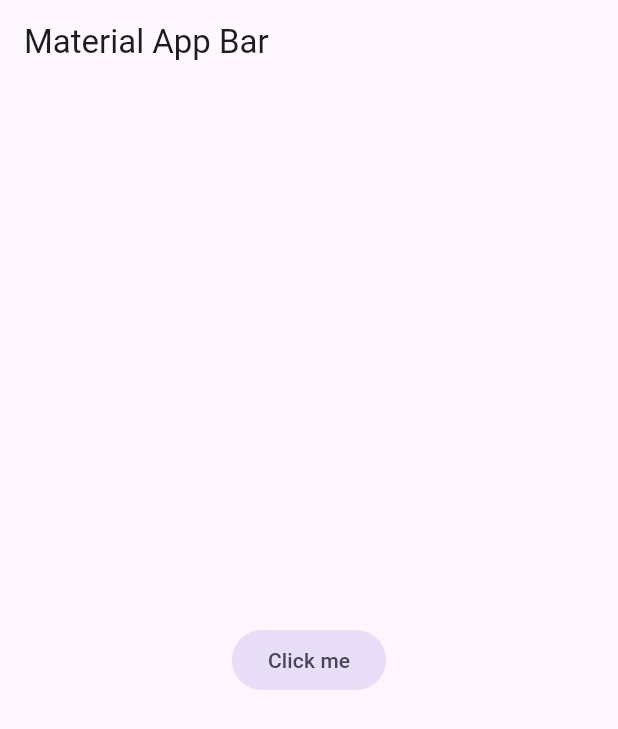
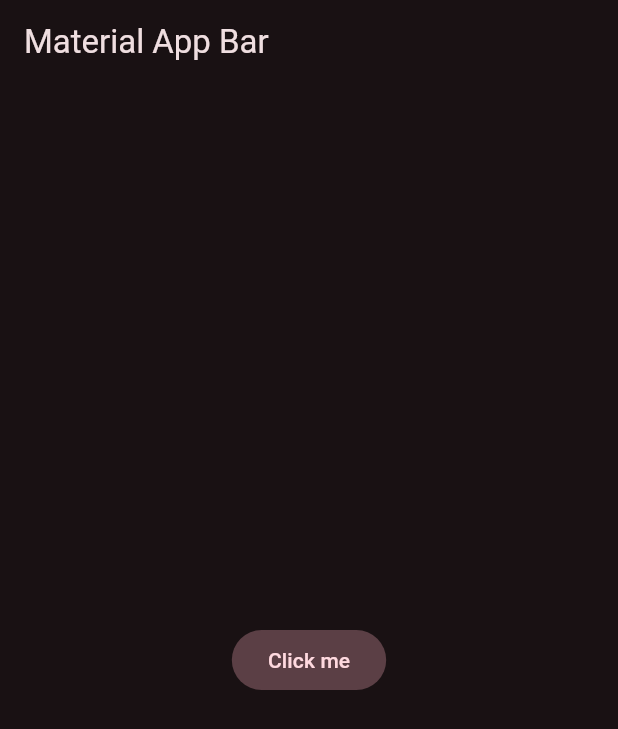
Before and after one commit to Alebernabe5/Yes_No_Flutter, a Flutter app: the screen it shows after launch, on a phone screen of 412 x 824 dp. Shown: the top 729 px of the screen. Run offline on Flutter 3.47's test engine with Material 3 defaults, Android fonts, the phone set to English and light mode, and no system bars.

Commit message:
Añado theme al proyecto

```diff
--- /dev/null
+++ b/lib/config/theme/app_theme.dart
@@ -0,0 +1,28 @@
+import 'package:flutter/material.dart';
+
+const Color _customColor = Color.fromARGB(15, 31, 13, 192);
+
+const List<Color> _colorThemes = [
+  _customColor,
+  Color.fromARGB(255, 247, 4, 4),
+  Color.fromARGB(255, 118, 255, 64),
+  Color.fromARGB(255, 255, 109, 64),
+  Color.fromARGB(255, 64, 255, 137),
+  Color.fromARGB(255, 201, 15, 92),
+];
+
+class AppTheme {
+  final int selectedColor;
+
+  AppTheme({this.selectedColor = 0})
+      : assert(selectedColor >= 0 && selectedColor <= _colorThemes.length - 1,
+            'colors must be between and ${_colorThemes.length}');
+
+  ThemeData theme() {
+    return ThemeData(
+        useMaterial3: true,
+        colorSchemeSeed:
+            _colorThemes[selectedColor], //Hacer paleta de colores en theme
+        brightness: Brightness.dark); //Para ponerlo en modo oscuro
+  }
+}
--- a/lib/main.dart
+++ b/lib/main.dart
@@ -1,4 +1,5 @@
 import 'package:flutter/material.dart';
+import 'package:yes_no_app/config/theme/app_theme.dart';
 
 void main() => runApp(const MyApp());
 
@@ -10,12 +11,14 @@ class MyApp extends StatelessWidget {
     return MaterialApp(
       title: 'Yes No App',
       debugShowCheckedModeBanner: false,
+      theme: AppTheme(selectedColor: 5).theme(),
       home: Scaffold(
         appBar: AppBar(
           title: const Text('Material App Bar'),
         ),
         body: Center(
-          child: FilledButton.tonal(onPressed: () {}, child: Text('Click me')),
+          child: FilledButton.tonal(
+              onPressed: () {}, child: const Text('Click me')),
         ),
       ),
     );
```
